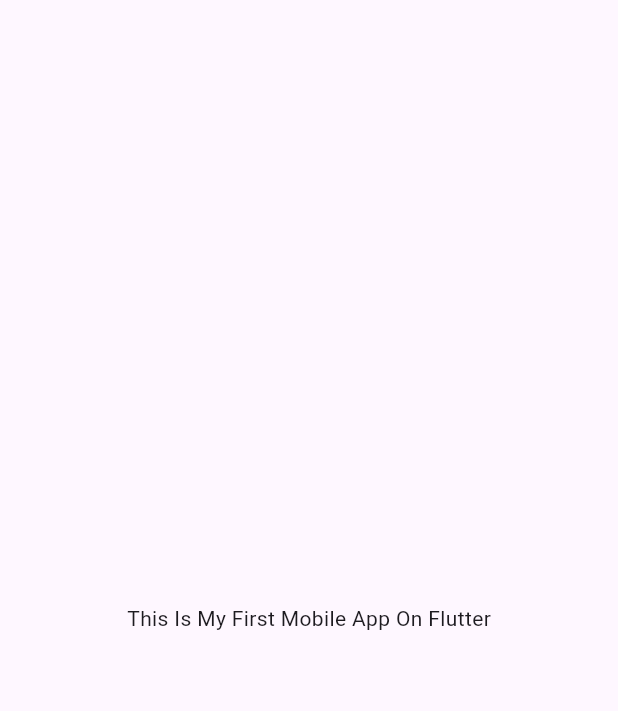
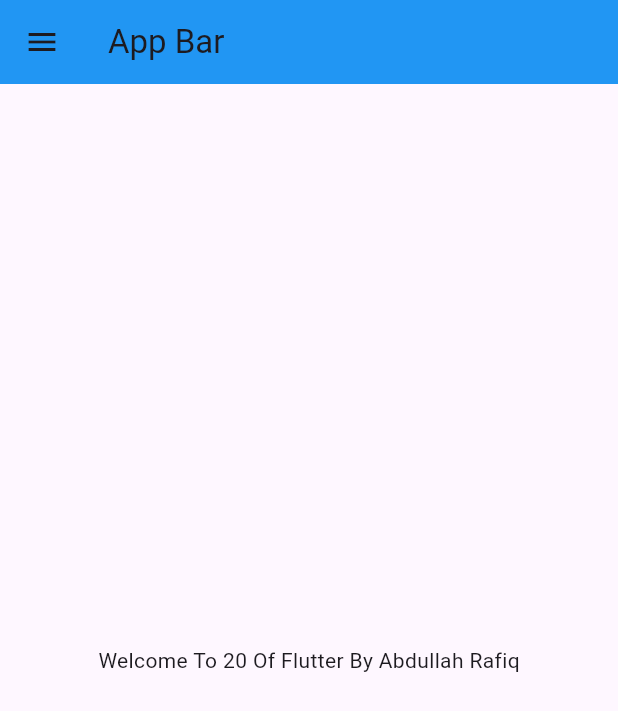
Before and after one commit to abdullahrafiqcoder/My-Flutter-First-App, a Flutter app: the screen it shows after launch, on a phone screen of 412 x 824 dp. Shown: the top 711 px of the screen. Run offline on Flutter 3.47's test engine with Material 3 defaults, Android fonts, the phone set to English and light mode, and no system bars.

Commit message:
my day 3 commit

```diff
--- a/lib/main.dart
+++ b/lib/main.dart
@@ -1,23 +1,24 @@
 import 'package:flutter/material.dart';
-
+import 'package:testing_app/pages/login_page.dart';
+import 'pages/home_page.dart';
 
 void main(){
   runApp(Myapp());
 }
 
 class Myapp extends StatelessWidget {
-  const Myapp({super.key});
-
   @override
   Widget build(BuildContext context) {
     return MaterialApp(
-      home: Material(
-        child: Center(
-          child: Container(
-          child: Text("This Is My First Mobile App On Flutter"),
-          ),
-        ),
-      ),
+      theme: ThemeData(primarySwatch: Colors.blue),
+      themeMode: ThemeMode.light,
+      initialRoute: "/home",
+      routes: {
+        "/" : (context)=>  LoginPage(),
+        "/home" : (context)=> HomePage(),
+        "/login" : (context)=> LoginPage(),
+      },
     );
   }
+
 }
--- /dev/null
+++ b/lib/pages/home_page.dart
@@ -0,0 +1,24 @@
+import 'package:flutter/material.dart';
+
+
+class HomePage extends StatelessWidget {
+  final int days = 20;
+  final String name = "Abdullah";
+  @override
+  Widget build(BuildContext context) {
+    return Scaffold(
+      appBar: AppBar(
+        title: Text("App Bar"),
+        backgroundColor: Colors.blue,
+      ),
+        body: Center(
+          child: Container(
+            child: Text("Welcome To $days Of Flutter By $name Rafiq"),
+          ),
+        ),
+      drawer: Drawer(),
+
+
+    );
+  }
+}
--- /dev/null
+++ b/lib/pages/login_page.dart
@@ -0,0 +1,17 @@
+import 'package:flutter/material.dart';
+
+class LoginPage extends StatelessWidget {
+
+  @override
+  Widget build(BuildContext context) {
+    return Material(
+      child: Center(
+        child: Text("Login Page",style: TextStyle(
+          fontSize: 30,
+          color: Colors.blue,
+          fontWeight: FontWeight.bold,
+        ),),
+      ),
+    );
+  }
+}
```
